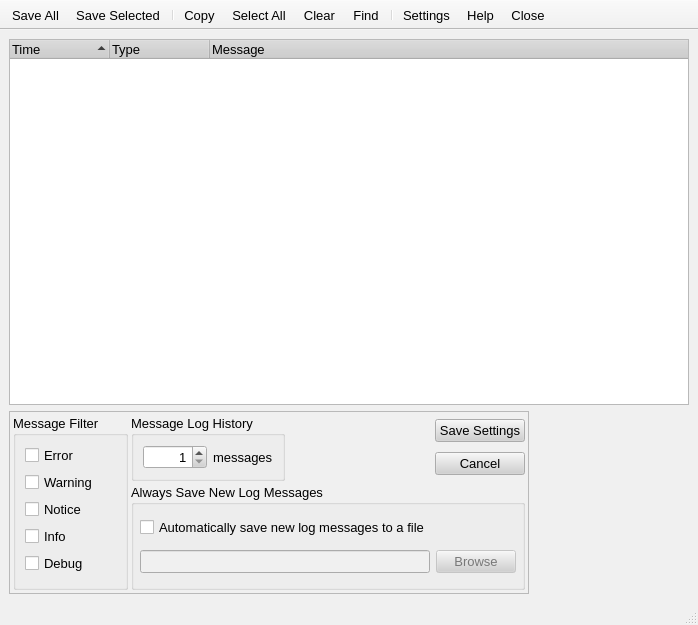
First picture: the form in src/gui/log/messagelog.ui, repository a-ilin/vidalia, before the edit.
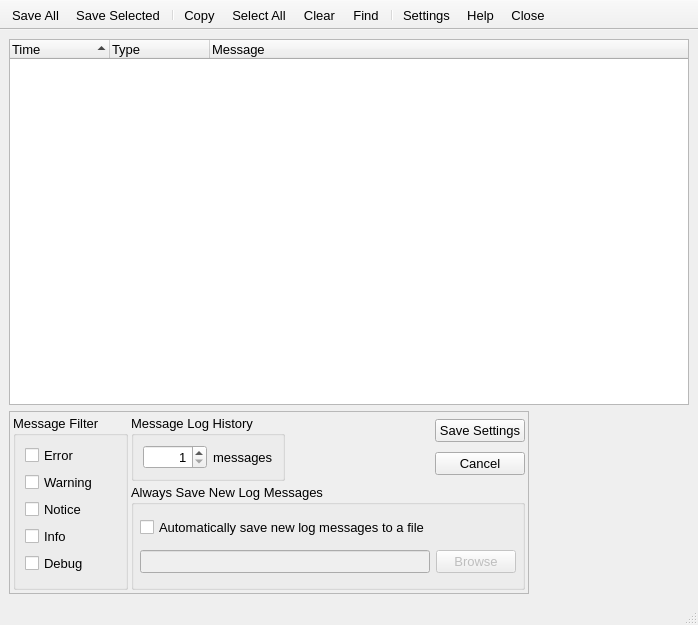
Second picture: the form after the edit. Icons and pictures are not drawn. Custom widgets are drawn as their Qt base class.

Commit message:
Remove the custom palette settings in all .ui files.
svn:r1925

```diff
--- a/src/gui/log/messagelog.ui
+++ b/src/gui/log/messagelog.ui
@@ -12,271 +12,6 @@
     <height>625</height>
    </rect>
   </property>
-  <property name="palette" >
-   <palette>
-    <active>
-     <color>
-      <red>0</red>
-      <green>0</green>
-      <blue>0</blue>
-     </color>
-     <color>
-      <red>208</red>
-      <green>208</green>
-      <blue>208</blue>
-     </color>
-     <color>
-      <red>255</red>
-      <green>255</green>
-      <blue>255</blue>
-     </color>
-     <color>
-      <red>247</red>
-      <green>247</green>
-      <blue>247</blue>
-     </color>
-     <color>
-      <red>120</red>
-      <green>120</green>
-      <blue>120</blue>
-     </color>
-     <color>
-      <red>160</red>
-      <green>160</green>
-      <blue>160</blue>
-     </color>
-     <color>
-      <red>0</red>
-      <green>0</green>
-      <blue>0</blue>
-     </color>
-     <color>
-      <red>255</red>
-      <green>255</green>
-      <blue>255</blue>
-     </color>
-     <color>
-      <red>0</red>
-      <green>0</green>
-      <blue>0</blue>
-     </color>
-     <color>
-      <red>255</red>
-      <green>255</green>
-      <blue>255</blue>
-     </color>
-     <color>
-      <red>240</red>
-      <green>240</green>
-      <blue>240</blue>
-     </color>
-     <color>
-      <red>0</red>
-      <green>0</green>
-      <blue>0</blue>
-     </color>
-     <color>
-      <red>0</red>
-      <green>0</green>
-      <blue>128</blue>
-     </color>
-     <color>
-      <red>255</red>
-      <green>255</green>
-      <blue>255</blue>
-     </color>
-     <color>
-      <red>0</red>
-      <green>0</green>
-      <blue>255</blue>
-     </color>
-     <color>
-      <red>255</red>
-      <green>0</green>
-      <blue>255</blue>
-     </color>
-     <color>
-      <red>247</red>
-      <green>247</green>
-      <blue>247</blue>
-     </color>
-    </active>
-    <inactive>
-     <color>
-      <red>0</red>
-      <green>0</green>
-      <blue>0</blue>
-     </color>
-     <color>
-      <red>208</red>
-      <green>208</green>
-      <blue>208</blue>
-     </color>
-     <color>
-      <red>255</red>
-      <green>255</green>
-      <blue>255</blue>
-     </color>
-     <color>
-      <red>247</red>
-      <green>247</green>
-      <blue>247</blue>
-     </color>
-     <color>
-      <red>120</red>
-      <green>120</green>
-      <blue>120</blue>
-     </color>
-     <color>
-      <red>160</red>
-      <green>160</green>
-      <blue>160</blue>
-     </color>
-     <color>
-      <red>0</red>
-      <green>0</green>
-      <blue>0</blue>
-     </color>
-     <color>
-      <red>255</red>
-      <green>255</green>
-      <blue>255</blue>
-     </color>
-     <color>
-      <red>0</red>
-      <green>0</green>
-      <blue>0</blue>
-     </color>
-     <color>
-      <red>255</red>
-      <green>255</green>
-      <blue>255</blue>
-     </color>
-     <color>
-      <red>240</red>
-      <green>240</green>
-      <blue>240</blue>
-     </color>
-     <color>
-      <red>0</red>
-      <green>0</green>
-      <blue>0</blue>
-     </color>
-     <color>
-      <red>0</red>
-      <green>0</green>
-      <blue>128</blue>
-     </color>
-     <color>
-      <red>255</red>
-      <green>255</green>
-      <blue>255</blue>
-     </color>
-     <color>
-      <red>0</red>
-      <green>0</green>
-      <blue>255</blue>
-     </color>
-     <color>
-      <red>255</red>
-      <green>0</green>
-      <blue>255</blue>
-     </color>
-     <color>
-      <red>247</red>
-      <green>247</green>
-      <blue>247</blue>
-     </color>
-    </inactive>
-    <disabled>
-     <color>
-      <red>120</red>
-      <green>120</green>
-      <blue>120</blue>
-     </color>
-     <color>
-      <red>208</red>
-      <green>208</green>
-      <blue>208</blue>
-     </color>
-     <color>
-      <red>255</red>
-      <green>255</green>
-      <blue>255</blue>
-     </color>
-     <color>
-      <red>247</red>
-      <green>247</green>
-      <blue>247</blue>
-     </color>
-     <color>
-      <red>120</red>
-      <green>120</green>
-      <blue>120</blue>
-     </color>
-     <color>
-      <red>160</red>
-      <green>160</green>
-      <blue>160</blue>
-     </color>
-     <color>
-      <red>120</red>
-      <green>120</green>
-      <blue>120</blue>
-     </color>
-     <color>
-      <red>255</red>
-      <green>255</green>
-      <blue>255</blue>
-     </color>
-     <color>
-      <red>120</red>
-      <green>120</green>
-      <blue>120</blue>
-     </color>
-     <color>
-      <red>240</red>
-      <green>240</green>
-      <blue>240</blue>
-     </color>
-     <color>
-      <red>240</red>
-      <green>240</green>
-      <blue>240</blue>
-     </color>
-     <color>
-      <red>0</red>
-      <green>0</green>
-      <blue>0</blue>
-     </color>
-     <color>
-      <red>0</red>
-      <green>0</green>
-      <blue>107</blue>
-     </color>
-     <color>
-      <red>255</red>
-      <green>255</green>
-      <blue>255</blue>
-     </color>
-     <color>
-      <red>0</red>
-      <green>0</green>
-      <blue>255</blue>
-     </color>
-     <color>
-      <red>255</red>
-      <green>0</green>
-      <blue>255</blue>
-     </color>
-     <color>
-      <red>247</red>
-      <green>247</green>
-      <blue>247</blue>
-     </color>
-    </disabled>
-   </palette>
-  </property>
   <property name="font" >
    <font>
     <pointsize>10</pointsize>
@@ -298,14 +33,14 @@
    <bool>true</bool>
   </property>
   <widget class="QWidget" name="centralwidget" >
-   <layout class="QVBoxLayout" >
+   <layout class="QGridLayout" >
     <property name="margin" >
      <number>9</number>
     </property>
     <property name="spacing" >
      <number>6</number>
     </property>
-    <item>
+    <item row="0" column="0">
      <widget class="LogTreeWidget" name="lstMessages" >
       <property name="contextMenuPolicy" >
        <enum>Qt::NoContextMenu</enum>
@@ -348,7 +83,7 @@
       </column>
      </widget>
     </item>
-    <item>
+    <item row="1" column="0">
      <widget class="QFrame" name="frmSettings" >
       <property name="enabled" >
        <bool>true</bool>
```
Left out of the diff: 18 changed lines with no effect on the pictures. The commit also changes 12 other files.
